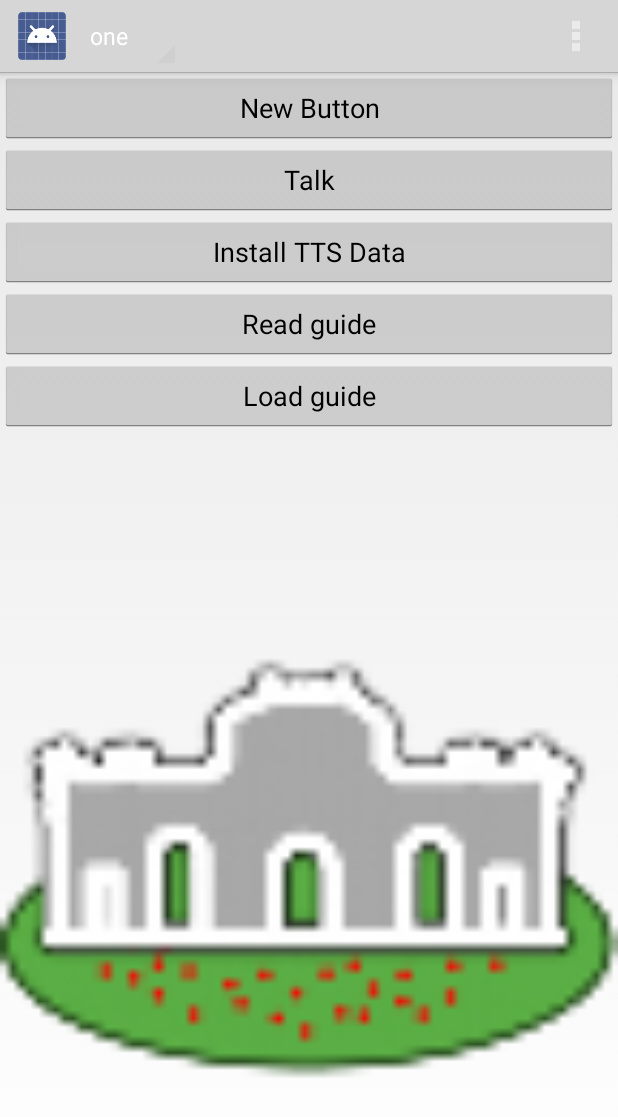
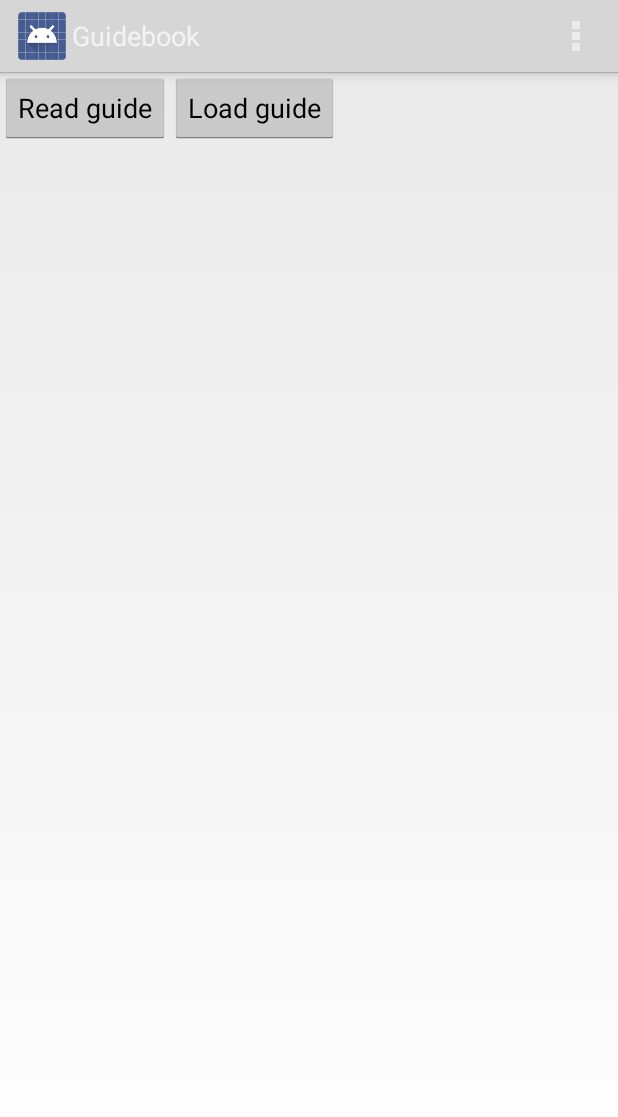
Before and after one commit to adrianromero/guides, an Android app: the screen it shows after launch (MainActivity), on a phone screen of 412 x 824 dp. Shown: the top 1117 px of the screen. Run offline under Robolectric (Android 15) with nearby library versions, the phone set to English and light mode, and no system bars.

Commit message:
Removing test code in main activity.

```diff
--- a/src/main/java/com/adrguides/MainActivity.java
+++ b/src/main/java/com/adrguides/MainActivity.java
@@ -38,11 +38,7 @@ import java.util.HashMap;
 import java.util.List;
 import java.util.Locale;
 
-public class MainActivity extends Activity implements TextToSpeech.OnInitListener {
-
-    private static final int TTS_REQUEST_CODE = 332342;
-
-    private TextToSpeech tts;
+public class MainActivity extends Activity {
 
     @Override
     protected void onCreate(Bundle savedInstanceState) {
@@ -50,34 +46,8 @@ public class MainActivity extends Activity implements TextToSpeech.OnInitListene
         setContentView(R.layout.activity_main);
 
         PreferenceManager.setDefaultValues(this, R.xml.preferences, false);
+    }
 
-
-
-        SpinnerAdapter mSpinnerAdapter = new ArrayAdapter(getActionBar().getThemedContext(),
-                android.R.layout.simple_spinner_dropdown_item,
-                new String[] {"one","two","three"});
-
-        ActionBar.OnNavigationListener mOnNavigationListener = new ActionBar.OnNavigationListener() {
-
-            @Override
-            public boolean onNavigationItemSelected(int position, long itemId) {
-
-                return true;
-            }
-        };
-
-        ActionBar actionBar = getActionBar();
-        actionBar.setDisplayShowTitleEnabled(false);
-        actionBar.setNavigationMode(ActionBar.NAVIGATION_MODE_LIST);
-        actionBar.setListNavigationCallbacks(mSpinnerAdapter, mOnNavigationListener);
-    }
-    @Override
-    public void onDestroy() {
-        if (tts != null) {
-            tts.shutdown();
-        }
-        super.onDestroy();
-    }
 
     @Override
     public boolean onCreateOptionsMenu(Menu menu) {
@@ -98,8 +68,10 @@ public class MainActivity extends Activity implements TextToSpeech.OnInitListene
         startActivity(intent);
     }
 
+
+
+
     //// Test code
-
     public void onReadActivityClicked(View view) {
         Intent intent = new Intent(this, ReadGuideActivity.class);
         startActivity(intent);
@@ -110,72 +82,4 @@ public class MainActivity extends Activity implements TextToSpeech.OnInitListene
         intent.setData(Uri.parse("file:///android_asset/mockguide.json"));
         startActivity(intent);
     }
-
-    public void onCheckTTSClicked(View view) {
-
-        Intent checkIntent = new Intent();
-        checkIntent.setAction(TextToSpeech.Engine.ACTION_CHECK_TTS_DATA);
-        startActivityForResult(checkIntent, TTS_REQUEST_CODE);
-
-        TextView msg = (TextView) this.findViewById(R.id.messageText);
-        msg.setText("checking");
-    }
-
-    public void onTalkClicked(View view) {
-        String myText1 = "¿Has dormido bién?";
-        String myText2 = "Eso espero, porque es hora de levantarse.";
-
-        HashMap<String, String> ttsparams = new HashMap<String, String>();
-        ttsparams.put(TextToSpeech.Engine.KEY_PARAM_UTTERANCE_ID, "end of wakeup message ID");
-        tts.speak(myText1, TextToSpeech.QUEUE_FLUSH, ttsparams);
-        tts.speak(myText2, TextToSpeech.QUEUE_ADD, ttsparams);
-    }
-
-    public void onInstallTTSClicked(View view) {
-        Intent installIntent = new Intent();
-        installIntent.setAction(TextToSpeech.Engine.ACTION_INSTALL_TTS_DATA);
-        startActivity(installIntent);
-    }
-
-
-    @Override
-    protected void onActivityResult(int requestCode, int resultCode, Intent data) {
-        if (requestCode == TTS_REQUEST_CODE) {
-            TextView msg = (TextView) this.findViewById(R.id.messageText);
-            if (resultCode == TextToSpeech.Engine.CHECK_VOICE_DATA_PASS) {
-                // success, create the TTS instance
-                tts = new TextToSpeech(this, this);
-
-
-                msg.setText("loading");
-            } else {
-
-//                // missing data, install it
-//                Intent installIntent = new Intent();
-//                installIntent.setAction(
-//                        TextToSpeech.Engine.ACTION_INSTALL_TTS_DATA);
-//                startActivity(installIntent);
-                msg.setText("error");
-            }
-        }
-    }
-
-    @Override
-    public void onInit(int i) {
-        TextView msg = (TextView) this.findViewById(R.id.messageText);
-        msg.setText("success");
-
-        List<TextToSpeech.EngineInfo> engines = tts.getEngines();
-        Log.d("com.adrguides.MainActivity", "TTS Engines >>");
-        for (TextToSpeech.EngineInfo e : engines) {
-            Log.d("com.adrguides.MainActivity", e.toString());
-        }
-        Log.d("com.adrguides.MainActivity", "<< TTS Engines");
-
-        tts.setLanguage(new Locale("spa", "ESP"));
-        if (tts.isSpeaking()) {
-            msg.setText("speaking");
-        }
-    }
-
 }
--- a/src/main/res/layout/activity_main.xml
+++ b/src/main/res/layout/activity_main.xml
@@ -13,60 +13,19 @@
             android:layout_alignParentLeft="true"/>
 
     <Button
-            android:layout_width="match_parent"
-            android:layout_height="wrap_content"
-            android:text="New Button"
-            android:id="@+id/button"
-            android:layout_alignParentTop="true"
-            android:layout_alignParentLeft="true"
-            android:onClick="onCheckTTSClicked"/>
-
-    <Button
-            android:layout_width="match_parent"
-            android:layout_height="wrap_content"
-            android:text="@string/btn_talk"
-            android:id="@+id/button2"
-            android:layout_below="@+id/button"
-            android:layout_alignParentLeft="true"
-            android:onClick="onTalkClicked"/>
-
-    <Button
-            android:layout_width="match_parent"
-            android:layout_height="wrap_content"
-            android:text="@string/btn_install"
-            android:id="@+id/button3"
-            android:layout_below="@+id/button2"
-            android:layout_alignParentLeft="true"
-            android:onClick="onInstallTTSClicked"/>
-
-    <Button
             android:layout_width="wrap_content"
             android:layout_height="wrap_content"
             android:text="Read guide"
             android:id="@+id/button4"
-            android:layout_below="@+id/button3"
-            android:layout_alignParentLeft="true"
-            android:layout_alignParentRight="true"
-            android:onClick="onReadActivityClicked"/>
+        android:layout_alignParentLeft="true"
+        android:onClick="onReadActivityClicked"/>
     <Button
             android:layout_width="wrap_content"
             android:layout_height="wrap_content"
             android:text="Load guide"
             android:id="@+id/button5"
-            android:layout_below="@+id/button4"
-            android:layout_alignParentLeft="true"
-            android:layout_alignParentRight="true"
-            android:onClick="onLoadActivityClicked"/>
-
-    <ImageView
-            android:layout_width="wrap_content"
-            android:layout_height="wrap_content"
-            android:id="@+id/imageView"
-            android:layout_below="@+id/button5"
-            android:layout_alignParentLeft="true"
-            android:layout_alignParentBottom="true"
-            android:layout_alignParentRight="true"
-            android:src="@drawable/ic_launcher"
-            android:scaleType="fitCenter"/>
+        android:onClick="onLoadActivityClicked"
+        android:layout_alignParentTop="true"
+        android:layout_toRightOf="@+id/button4" />
 
 </RelativeLayout>
--- a/src/main/res/values/strings.xml
+++ b/src/main/res/values/strings.xml
@@ -5,9 +5,6 @@
     <string name="action_settings">Settings</string>
     <string name="action_about">About</string>
     <string name="action_viewguide">View guidebook</string>
-    <string name="hello_world">Hello world!</string>
-    <string name="btn_talk">Talk</string>
-    <string name="btn_install">Install TTS Data</string>
     <string name="title_activity_read_guide">Guidebook</string>
     <string name="title_activity_settings">Settings</string>
     <string name="title_activity_about">About</string>
```
Also changed, not shown: 1 other file.
